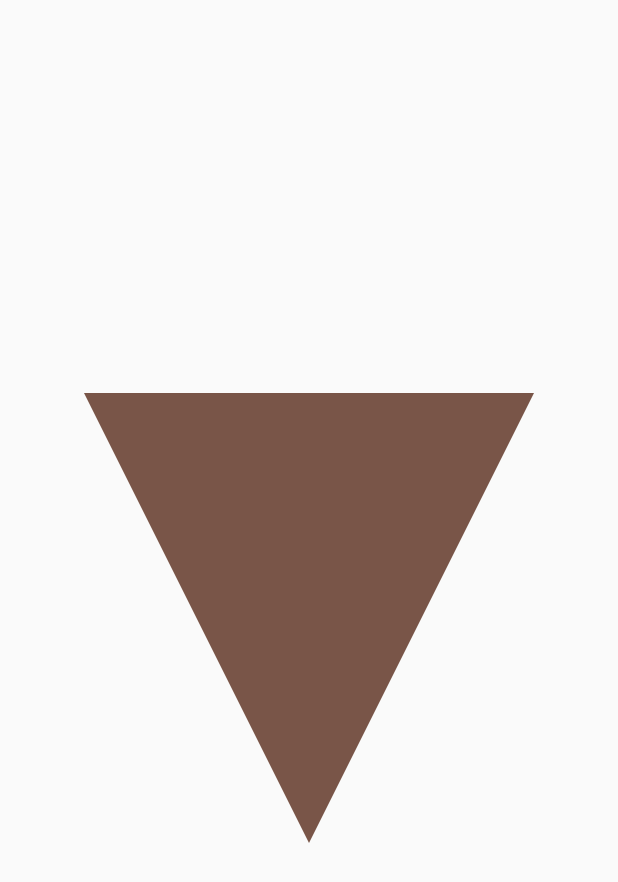
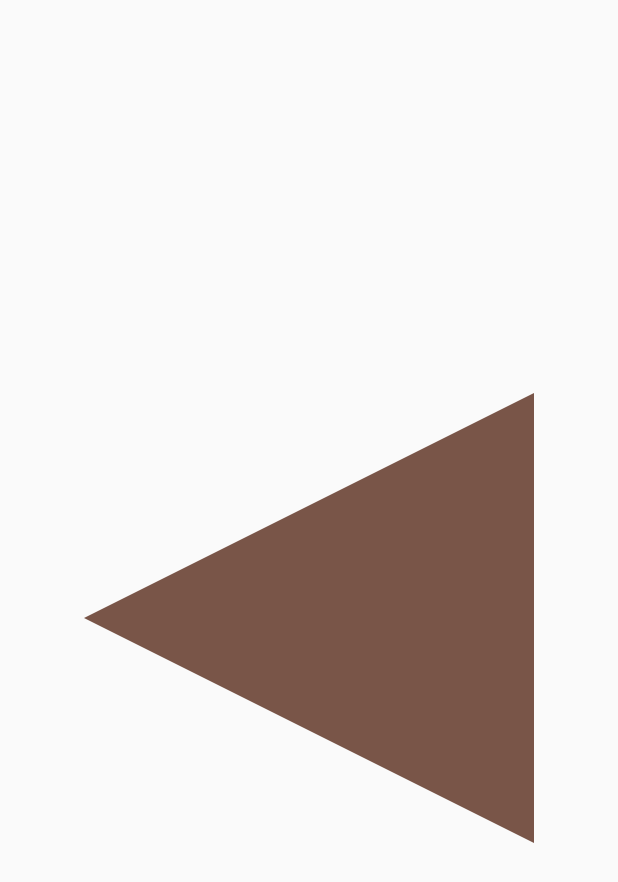
Before and after one commit to Mirzaazmath/flutter_clippath_clipper_example, a Flutter app: the screen it shows after launch, on a phone screen of 412 x 824 dp. Shown: the top 882 px of the screen. Run offline on Flutter 3.47's test engine with Material 2 defaults, Android fonts, the phone set to English and light mode, and no system bars.

Commit message:
sixth commit

```diff
--- a/lib/screens/clipperclass.dart
+++ b/lib/screens/clipperclass.dart
@@ -13,9 +13,9 @@ class MyClipper extends CustomClipper<Path>{
   Path getClip(Size size) {
 
    Path path= Path();
-   path.lineTo(0,0);
-   path.lineTo(size.width/2, size.height);
-   path.lineTo(size.width, 0);
+  path.moveTo( 0,size.height/2);
+  path.lineTo(size.width, size.height);
+  path.lineTo(size.width, 0);
    path.close();
    return path;
   }
```
Also changed, not shown: assets/result.png.
